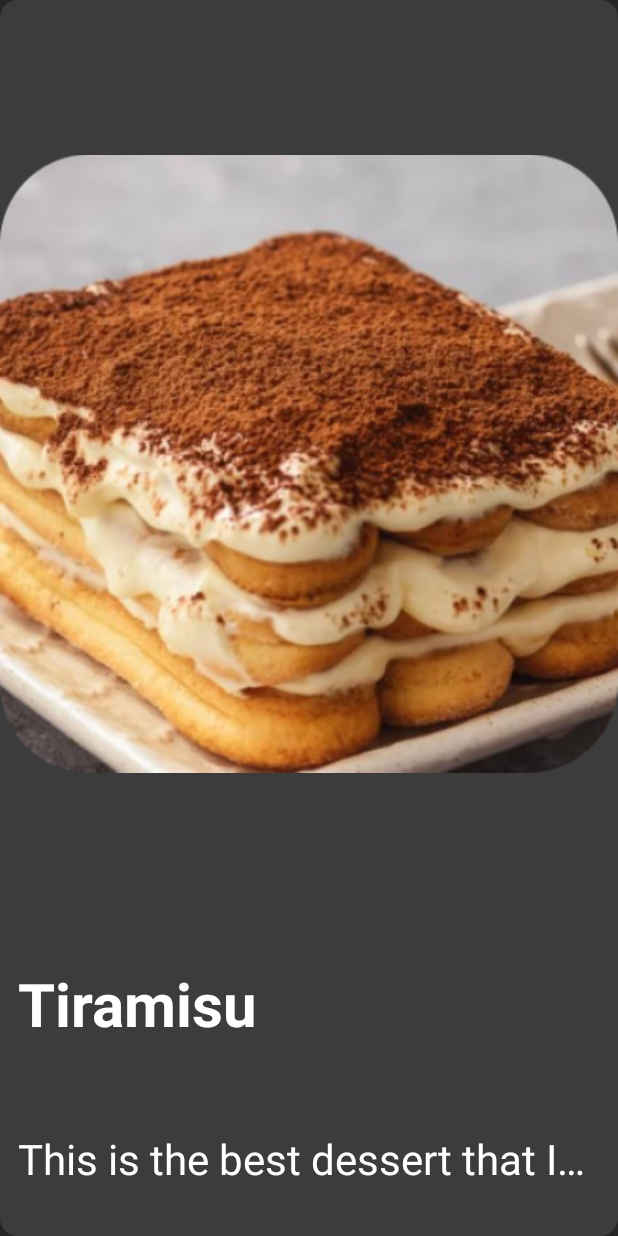
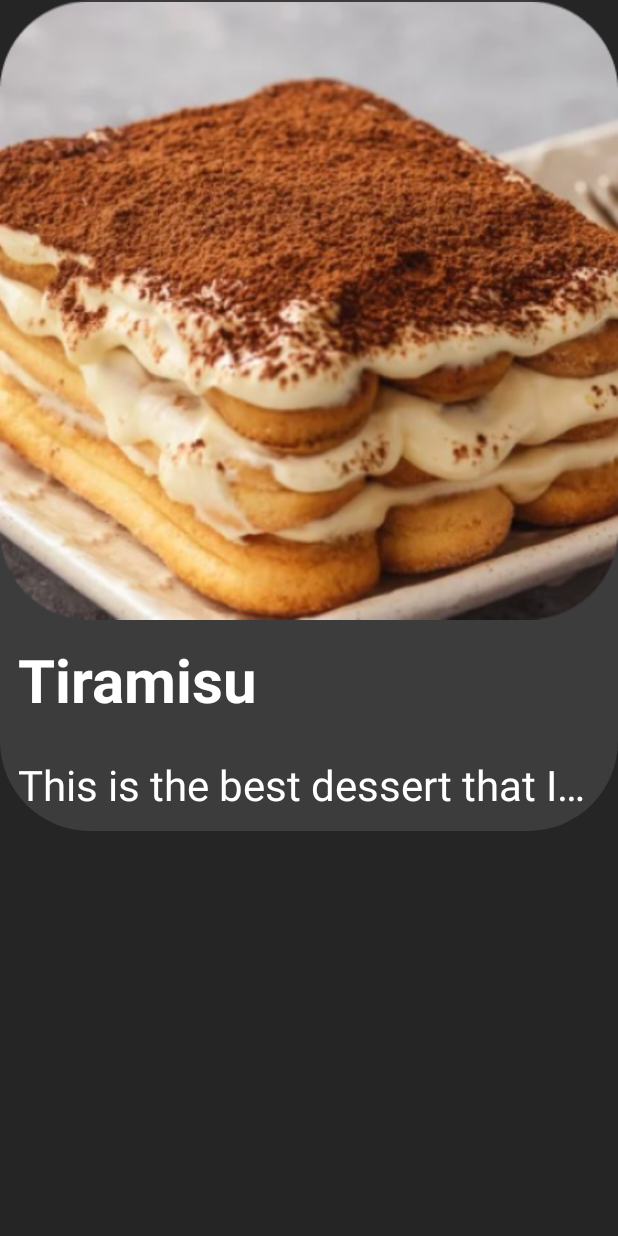
Before and after one commit to nguyenhoangminh31082003/CS426-Final_project, an Android app built with Jetpack Compose: the layout layout_of_food_in_search_result.xml on its own in the app's theme, with its tools: preview values and no code run, on a phone screen of 412 x 824 dp. Run offline under Robolectric (Android 15) with nearby library versions, the phone set to English and light mode, and no system bars.

Commit message:
Create adapter for food in search result page

```diff
--- a/CS426_final_project/app/src/main/res/drawable/layout_of_food_in_search_result_customization.xml
+++ b/CS426_final_project/app/src/main/res/drawable/layout_of_food_in_search_result_customization.xml
@@ -9,6 +9,6 @@
     </solid>
 
     <corners
-        android:radius="12dp"></corners>
+        android:radius="60dp"></corners>
 
 </shape>
--- a/CS426_final_project/app/src/main/res/layout/layout_of_food_in_search_result.xml
+++ b/CS426_final_project/app/src/main/res/layout/layout_of_food_in_search_result.xml
@@ -2,16 +2,22 @@
 <LinearLayout xmlns:android="http://schemas.android.com/apk/res/android"
     android:background="@drawable/layout_of_food_in_search_result_customization"
     android:layout_width="match_parent"
-    android:layout_height="match_parent"
+    android:layout_height="wrap_content"
     android:orientation="vertical">
 
     <ImageView
         android:src = "@drawable/review_page_default_food_image"
         android:id = "@+id/demo_image_of_food"
         android:layout_width="match_parent"
-        android:layout_height="0dp"
-        android:layout_weight="6">
+        android:layout_height="wrap_content"
+        android:layout_gravity="top">
     </ImageView>
+
+    <LinearLayout
+        android:layout_width="match_parent"
+        android:layout_height="wrap_content"
+        android:layout_gravity="bottom"
+        android:orientation="vertical">
 
         <TextView
             android:id = "@+id/food_name"
@@ -43,3 +49,5 @@
         </TextView>
 
     </LinearLayout>
+
+</LinearLayout>
```
Also changed, not shown: CS426_final_project/app/src/main/java/com/example/cs426_final_project/SearchResultFoodsAdapter.java (added, +51 -0 lines), CS426_final_project/app/src/main/java/com/example/cs426_final_project/fragments/search/SearchResultFragment.java (+4 -3 lines). Lines whose indentation alone changed are shown as unchanged.
